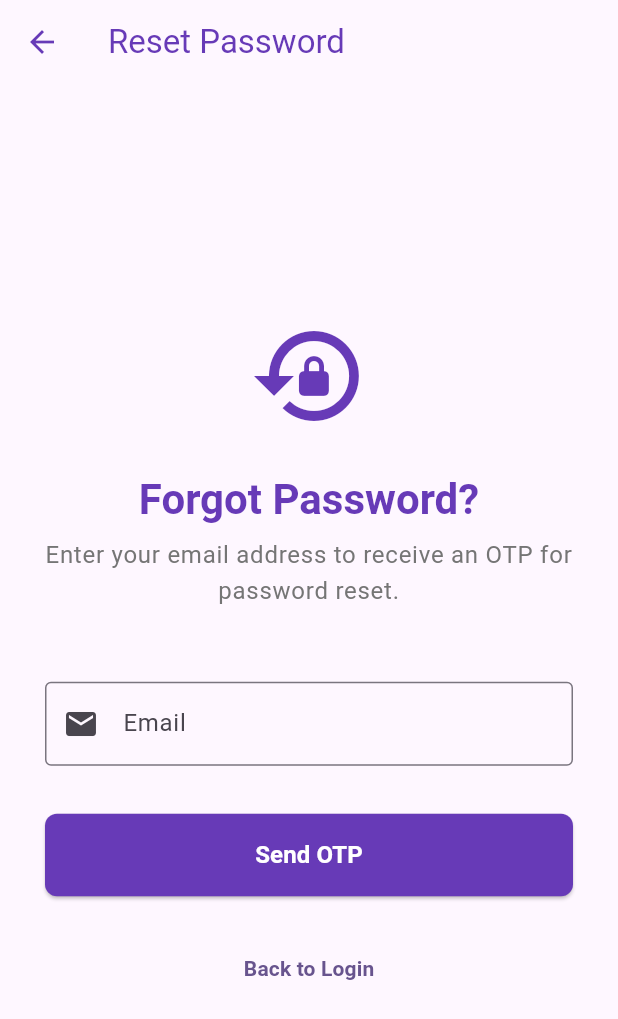
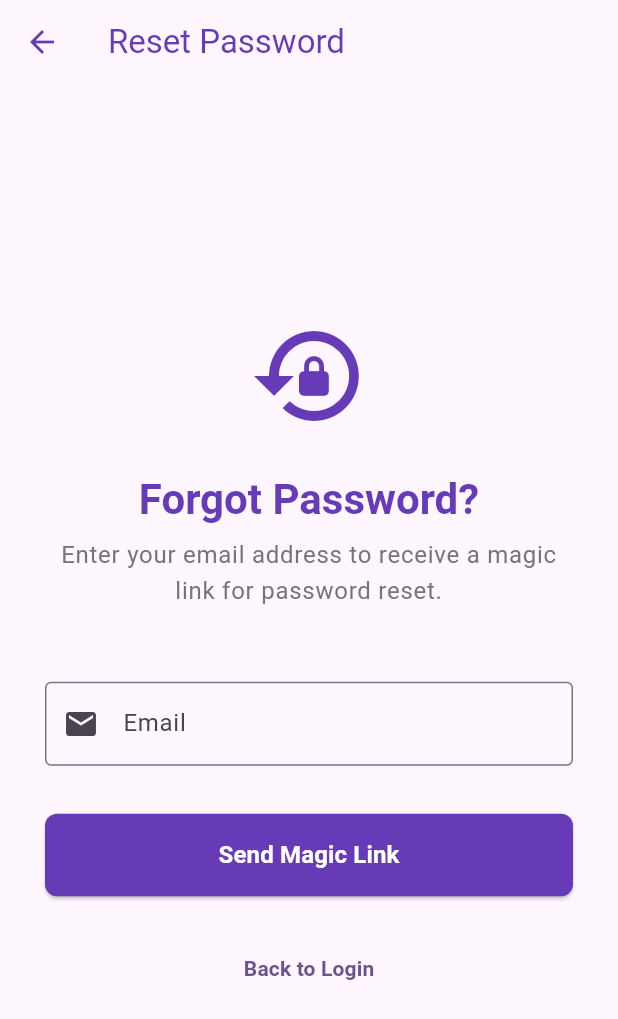
Before and after one commit to utkarshkgithub/Benchmark, a Flutter app: the ForgotPasswordScreen screen opened directly, on a phone screen of 412 x 824 dp. Shown: the top 1019 px of the screen. Run offline on Flutter 3.47's test engine with Material 3 defaults, Android fonts, the phone set to English and light mode, and no system bars; our stand-ins replace device_info_plus, flutter_dotenv, flutter_secure_storage, geolocator, logger, shared_preferences; missing offline and left inert: mobile_scanner; accounts and stored records are empty.

Commit message:
Add a magic link for forgot password

```diff
--- a/mobile/lib/screens/forgot_password_screen.dart
+++ b/mobile/lib/screens/forgot_password_screen.dart
@@ -13,20 +13,15 @@ class ForgotPasswordScreen extends StatefulWidget {
 class _ForgotPasswordScreenState extends State<ForgotPasswordScreen> {
   final _formKey = GlobalKey<FormState>();
   final _emailController = TextEditingController();
-  final _otpController = TextEditingController();
-  final _newPasswordController = TextEditingController();
   bool _emailSent = false;
-  bool _showOtpForm = false;
 
   @override
   void dispose() {
     _emailController.dispose();
-    _otpController.dispose();
-    _newPasswordController.dispose();
     super.dispose();
   }
 
-  Future<void> _handleSendOtp() async {
+  Future<void> _handleSendMagicLink() async {
     if (_formKey.currentState!.validate()) {
       final authProvider = Provider.of<AuthProvider>(context, listen: false);
 
@@ -34,46 +29,23 @@ class _ForgotPasswordScreenState extends State<ForgotPasswordScreen> {
       authProvider.setLoading(true);
 
       try {
-        // Call the sendOTP API
-        await AuthService.sendOTP(email: _emailController.text.trim());
+        // Call the forgotPassword API to send magic link
+        await AuthService.forgotPassword(
+          email: _emailController.text.trim(),
+        );
 
         setState(() {
-          _showOtpForm = true;
+          _emailSent = true;
         });
 
         if (mounted) {
           ScaffoldMessenger.of(context).showSnackBar(
             const SnackBar(
-              content: Text('OTP sent to your email. Please check your inbox.'),
+              content: Text('Magic link sent to your email. Please check your inbox.'),
               backgroundColor: Colors.green,
             ),
           );
         }
-      } catch (e) {
-        authProvider.setError(e.toString());
-      } finally {
-        authProvider.setLoading(false);
-      }
-    }
-  }
-
-  Future<void> _handleResetPassword() async {
-    if (_formKey.currentState!.validate()) {
-      final authProvider = Provider.of<AuthProvider>(context, listen: false);
-
-      authProvider.clearError();
-      authProvider.setLoading(true);
-
-      try {
-        await AuthService.forgotPassword(
-          email: _emailController.text.trim(),
-          otp: _otpController.text.trim(),
-          newPassword: _newPasswordController.text.trim(),
-        );
-
-        setState(() {
-          _emailSent = true;
-        });
       } catch (e) {
         authProvider.setError(e.toString());
       } finally {
@@ -127,9 +99,7 @@ class _ForgotPasswordScreenState extends State<ForgotPasswordScreen> {
                         ),
                         const SizedBox(height: 8),
                         Text(
-                          _showOtpForm
-                              ? 'Enter the OTP sent to your email and your new password.'
-                              : 'Enter your email address to receive an OTP for password reset.',
+                          'Enter your email address to receive a magic link for password reset.',
                           style: Theme.of(context).textTheme.bodyLarge
                               ?.copyWith(color: Colors.grey[600]),
                           textAlign: TextAlign.center,
@@ -140,7 +110,6 @@ class _ForgotPasswordScreenState extends State<ForgotPasswordScreen> {
                         TextFormField(
                           controller: _emailController,
                           keyboardType: TextInputType.emailAddress,
-                          enabled: !_showOtpForm, // Disable after OTP is sent
                           decoration: const InputDecoration(
                             labelText: 'Email',
                             prefixIcon: Icon(Icons.email),
@@ -158,48 +127,6 @@ class _ForgotPasswordScreenState extends State<ForgotPasswordScreen> {
                             return null;
                           },
                         ),
-
-                        // Show OTP and password fields if OTP form is active
-                        if (_showOtpForm) ...[
-                          const SizedBox(height: 16),
-                          TextFormField(
-                            controller: _otpController,
-                            keyboardType: TextInputType.number,
-                            decoration: const InputDecoration(
-                              labelText: 'OTP',
-                              prefixIcon: Icon(Icons.confirmation_number),
-                              border: OutlineInputBorder(),
-                            ),
-                            validator: (value) {
-                              if (value == null || value.isEmpty) {
-                                return 'Please enter the OTP';
-                              }
-                              if (value.length != 6) {
-                                return 'OTP must be 6 digits';
-                              }
-                              return null;
-                            },
-                          ),
-                          const SizedBox(height: 16),
-                          TextFormField(
-                            controller: _newPasswordController,
-                            obscureText: true,
-                            decoration: const InputDecoration(
-                              labelText: 'New Password',
-                              prefixIcon: Icon(Icons.lock),
-                              border: OutlineInputBorder(),
-                            ),
-                            validator: (value) {
-                              if (value == null || value.isEmpty) {
-                                return 'Please enter a new password';
-                              }
-                              if (value.length < 6) {
-                                return 'Password must be at least 6 characters';
-                              }
-                              return null;
-                            },
-                          ),
-                        ],
 
                         const SizedBox(height: 32),
 
@@ -220,13 +147,11 @@ class _ForgotPasswordScreenState extends State<ForgotPasswordScreen> {
                             ),
                           ),
 
-                        // Reset Password Button
+                        // Send Magic Link Button
                         ElevatedButton(
                           onPressed: authProvider.isLoading
                               ? null
-                              : (_showOtpForm
-                                    ? _handleResetPassword
-                                    : _handleSendOtp),
+                              : _handleSendMagicLink,
                           style: ElevatedButton.styleFrom(
                             backgroundColor: Colors.deepPurple,
                             foregroundColor: Colors.white,
@@ -246,9 +171,9 @@ class _ForgotPasswordScreenState extends State<ForgotPasswordScreen> {
                                     ),
                                   ),
                                 )
-                              : Text(
-                                  _showOtpForm ? 'Reset Password' : 'Send OTP',
-                                  style: const TextStyle(
+                              : const Text(
+                                  'Send Magic Link',
+                                  style: TextStyle(
                                     fontSize: 16,
                                     fontWeight: FontWeight.bold,
                                   ),
@@ -256,22 +181,7 @@ class _ForgotPasswordScreenState extends State<ForgotPasswordScreen> {
                         ),
                         const SizedBox(height: 24),
 
-                        // Back to Login Link or Reset Form
-                        if (_showOtpForm)
-                          TextButton(
-                            onPressed: () {
-                              setState(() {
-                                _showOtpForm = false;
-                                _otpController.clear();
-                                _newPasswordController.clear();
-                              });
-                            },
-                            child: const Text(
-                              'Try Different Email',
-                              style: TextStyle(fontWeight: FontWeight.bold),
-                            ),
-                          )
-                        else
+                        // Back to Login Link
                         TextButton(
                           onPressed: () {
                             Navigator.of(context).pop();
@@ -301,7 +211,7 @@ class _ForgotPasswordScreenState extends State<ForgotPasswordScreen> {
         const Icon(Icons.check_circle, size: 80, color: Colors.green),
         const SizedBox(height: 24),
         Text(
-          'Password Reset Successfully!',
+          'Magic Link Sent!',
           style: Theme.of(context).textTheme.headlineMedium?.copyWith(
             fontWeight: FontWeight.bold,
             color: Colors.green,
@@ -310,7 +220,7 @@ class _ForgotPasswordScreenState extends State<ForgotPasswordScreen> {
         ),
         const SizedBox(height: 16),
         Text(
-          'Your password has been reset successfully. You can now login with your new password.',
+          'A password reset link has been sent to your email. Please check your inbox and click the link to reset your password.',
           style: Theme.of(
             context,
           ).textTheme.bodyLarge?.copyWith(color: Colors.grey[600]),
--- a/mobile/lib/services/auth_service.dart
+++ b/mobile/lib/services/auth_service.dart
@@ -271,29 +271,25 @@ class AuthService {
     }
   }
 
-  /// Resets user password using email, OTP, and new password
+  /// Sends a magic link to the user's email for password reset
   /// Returns success message on completion
   static Future<String> forgotPassword({
     required String email,
-    required String otp,
-    required String newPassword,
   }) async {
     if (_backendUrl == null) {
       throw Exception("BACKEND_URL is not set in the .env file");
     }
 
     final forgotPasswordUrl = Uri.parse(
-      '$_backendUrl/api/v1/auth/forgotpassword',
+      '$_backendUrl/api/v1/auth/reset-password-token',
     );
 
     final Map<String, String> body = {
       "email": email,
-      "otp": otp,
-      "newpassword": newPassword,
     };
 
     try {
-      AppLogger.auth('Attempting forgot password reset for email: $email');
+      AppLogger.auth('Attempting to send magic link for email: $email');
 
       final headers = {'Content-Type': 'application/json; charset=UTF-8'};
       NetworkLogger.logRequest(
@@ -315,20 +311,20 @@ class AuthService {
 
       if (response.statusCode == 200 || response.statusCode == 201) {
         final responseData = jsonDecode(response.body);
-        AppLogger.success('Password reset successfully for email: $email');
-        return responseData['message'] ?? 'Password reset successfully';
+        AppLogger.success('Magic link sent successfully for email: $email');
+        return responseData['message'] ?? 'Magic link sent successfully';
       } else {
         final errorData = jsonDecode(response.body);
         final errorMessage = errorData['message'] ?? 'Unknown error';
         AppLogger.error(
-          'Failed to reset password for email: $email',
+          'Failed to send magic link for email: $email',
           errorMessage,
         );
-        throw Exception('Failed to reset password: $errorMessage');
+        throw Exception('Failed to send magic link: $errorMessage');
       }
     } catch (e) {
-      AppLogger.error('Error occurred during password reset', e);
-      throw Exception('An error occurred during password reset: $e');
+      AppLogger.error('Error occurred during magic link sending', e);
+      throw Exception('An error occurred during magic link sending: $e');
     }
   }
 
--- a/mobile/lib/utils/password_api_examples.dart
+++ b/mobile/lib/utils/password_api_examples.dart
@@ -38,8 +38,8 @@ class PasswordAPIExamples {
     try {
       final result = await AuthService.forgotPassword(
         email: 'usaraamit2007@gmail.com',
-        otp: '666666',
-        newPassword: 'newPassword123',
+        // otp: '666666',
+        // newPassword: 'newPassword123',
       );
 
       AppLogger.success('Password reset result: $result');
@@ -118,8 +118,8 @@ class PasswordAPIExamples {
       // Step 3: Reset password using OTP
       final result = await AuthService.forgotPassword(
         email: email,
-        otp: otp,
-        newPassword: newPassword,
+        // otp: otp,
+        // newPassword: newPassword,
       );
 
       AppLogger.success('Password reset successfully: $result');
```
Lines whose indentation alone changed are shown as unchanged.
